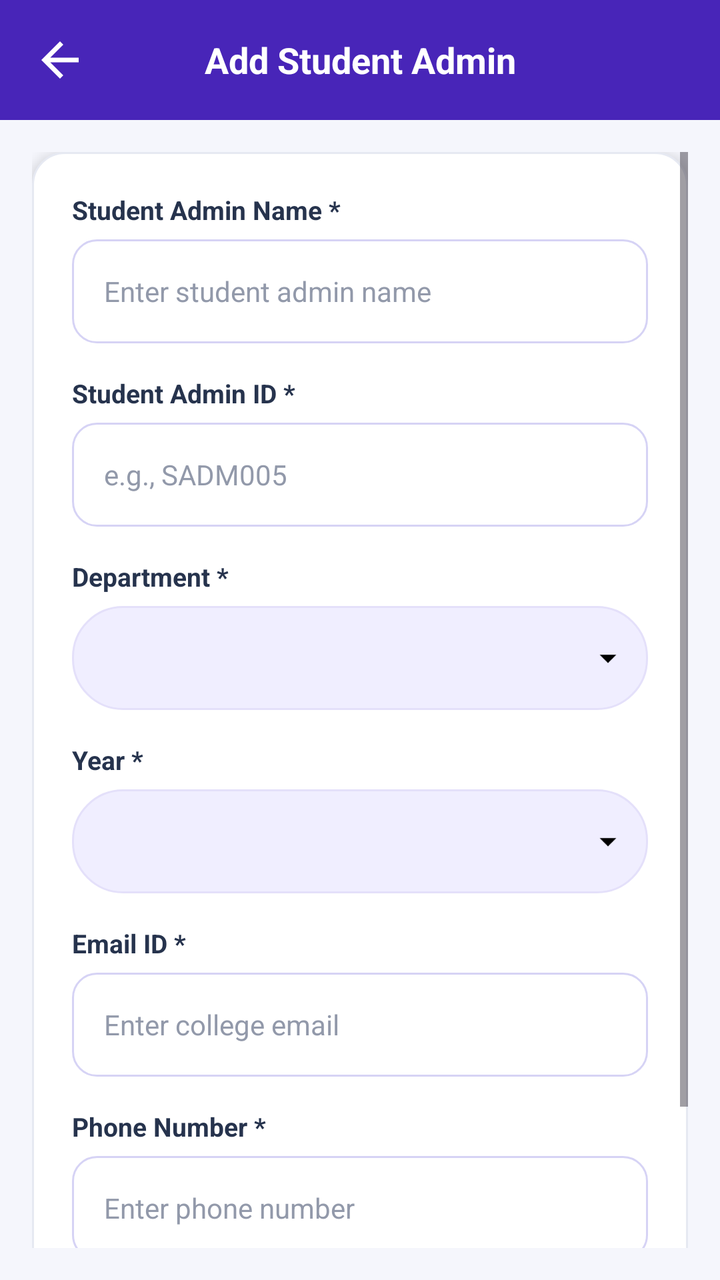
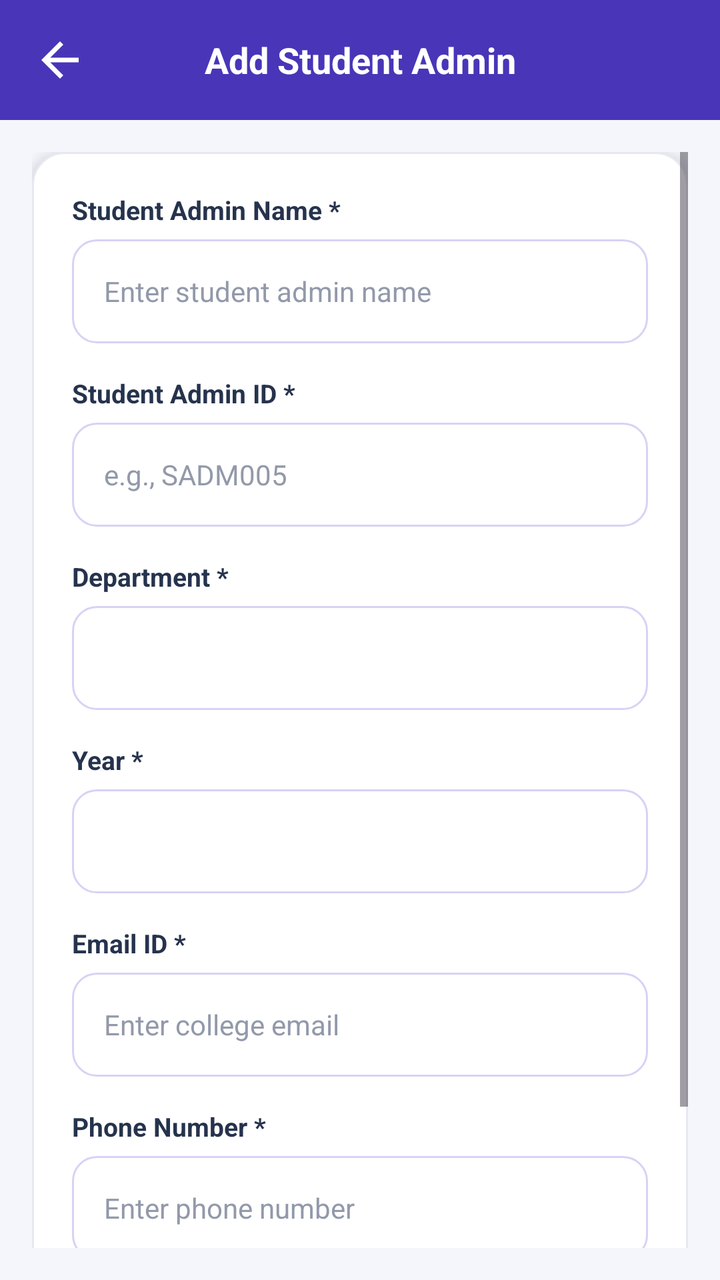

Screens rendered from an Android XML layout before and after an edit, with the pre-edit source and the edit as a unified diff.
<!-- AndroidManifest.xml: application theme Theme.TrackPoint -->
<!-- res/layout/activity_add_student_admin.xml -->
<?xml version="1.0" encoding="utf-8"?>

<LinearLayout xmlns:android="http://schemas.android.com/apk/res/android"
    xmlns:app="http://schemas.android.com/apk/res-auto"
    android:layout_width="match_parent"
    android:layout_height="match_parent"
    android:orientation="vertical"
    android:background="#4825B8"
    android:fitsSystemWindows="true">

    
    <LinearLayout
        android:layout_width="match_parent"
        android:layout_height="60dp"
        android:orientation="horizontal"
        android:gravity="center_vertical"
        android:paddingStart="16dp"
        android:paddingEnd="16dp"
        android:background="#4825B8">

        <ImageView
            android:id="@+id/btnBack"
            android:layout_width="28dp"
            android:layout_height="28dp"
            android:src="@drawable/back_symbol"
            app:tint="#FFFFFF"
            android:contentDescription="Back" />

        <TextView
            android:layout_width="0dp"
            android:layout_height="wrap_content"
            android:layout_weight="1"
            android:text="Add Student Admin"
            android:textColor="#FFFFFF"
            android:textSize="18sp"
            android:textStyle="bold"
            android:gravity="center" />

        <View
            android:layout_width="28dp"
            android:layout_height="28dp" />

    </LinearLayout>

    
    <ScrollView
        android:layout_width="match_parent"
        android:layout_height="0dp"
        android:layout_weight="1"
        android:fillViewport="true"
        android:padding="16dp"
        android:background="#F5F6FC">

        <LinearLayout
            android:layout_width="match_parent"
            android:layout_height="wrap_content"
            android:orientation="vertical"
            android:padding="20dp"
            android:background="@drawable/action_card"
            android:elevation="4dp">

            
            <TextView
                android:layout_width="wrap_content"
                android:layout_height="wrap_content"
                android:text="Student Admin Name *"
                android:textColor="#26334D"
                android:textStyle="bold"
                android:textSize="13sp" />

            <EditText
                android:id="@+id/etAdminName"
                android:layout_width="match_parent"
                android:layout_height="52dp"
                android:layout_marginTop="6dp"
                android:layout_marginBottom="16dp"
                android:background="@drawable/input_box"
                android:paddingStart="16dp"
                android:paddingEnd="16dp"
                android:hint="Enter student admin name"
                android:textColor="#18233F"
                android:textColorHint="#9299AA"
                android:inputType="textPersonName"
                android:textSize="14sp" />

            
            <TextView
                android:layout_width="wrap_content"
                android:layout_height="wrap_content"
                android:text="Student Admin ID *"
                android:textColor="#26334D"
                android:textStyle="bold"
                android:textSize="13sp" />

            <EditText
                android:id="@+id/etAdminId"
                android:layout_width="match_parent"
                android:layout_height="52dp"
                android:layout_marginTop="6dp"
                android:layout_marginBottom="16dp"
                android:background="@drawable/input_box"
                android:paddingStart="16dp"
                android:paddingEnd="16dp"
                android:hint="e.g., SADM005"
                android:textColor="#18233F"
                android:textColorHint="#9299AA"
                android:inputType="textCapCharacters"
                android:textSize="14sp" />

            
            <TextView
                android:layout_width="wrap_content"
                android:layout_height="wrap_content"
                android:text="Department *"
                android:textColor="#26334D"
                android:textStyle="bold"
                android:textSize="13sp" />

            <Spinner
                android:id="@+id/spAdminDepartment"
                android:layout_width="match_parent"
                android:layout_height="52dp"
                android:layout_marginTop="6dp"
                android:layout_marginBottom="16dp"
                android:background="@drawable/spinner_box"
                android:paddingStart="12dp"
                android:paddingEnd="32dp" />

            
            <TextView
                android:layout_width="wrap_content"
                android:layout_height="wrap_content"
                android:text="Year *"
                android:textColor="#26334D"
                android:textStyle="bold"
                android:textSize="13sp" />

            <Spinner
                android:id="@+id/spAdminYear"
                android:layout_width="match_parent"
                android:layout_height="52dp"
                android:layout_marginTop="6dp"
                android:layout_marginBottom="16dp"
                android:background="@drawable/spinner_box"
                android:paddingStart="12dp"
                android:paddingEnd="32dp" />

            
            <TextView
                android:layout_width="wrap_content"
                android:layout_height="wrap_content"
                android:text="Email ID *"
                android:textColor="#26334D"
                android:textStyle="bold"
                android:textSize="13sp" />

            <EditText
                android:id="@+id/etAdminEmail"
                android:layout_width="match_parent"
                android:layout_height="52dp"
                android:layout_marginTop="6dp"
                android:layout_marginBottom="16dp"
                android:background="@drawable/input_box"
                android:paddingStart="16dp"
                android:paddingEnd="16dp"
                android:hint="Enter college email"
                android:textColor="#18233F"
                android:textColorHint="#9299AA"
                android:inputType="textEmailAddress"
                android:textSize="14sp" />

            
            <TextView
                android:layout_width="wrap_content"
                android:layout_height="wrap_content"
                android:text="Phone Number *"
                android:textColor="#26334D"
                android:textStyle="bold"
                android:textSize="13sp" />

            <EditText
                android:id="@+id/etAdminPhone"
                android:layout_width="match_parent"
                android:layout_height="52dp"
                android:layout_marginTop="6dp"
                android:layout_marginBottom="24dp"
                android:background="@drawable/input_box"
                android:paddingStart="16dp"
                android:paddingEnd="16dp"
                android:hint="Enter phone number"
                android:textColor="#18233F"
                android:textColorHint="#9299AA"
                android:inputType="phone"
                android:textSize="14sp" />

            
            <Button
                android:id="@+id/btnSaveAdmin"
                android:layout_width="match_parent"
                android:layout_height="52dp"
                android:text="Save Student Admin"
                android:textColor="#FFFFFF"
                android:textSize="15sp"
                android:textStyle="bold"
                android:textAllCaps="false"
                android:backgroundTint="#4825B8" />

        </LinearLayout>

    </ScrollView>

</LinearLayout>
<!-- resources referenced by this layout -->
<resources>
  <!-- drawable action_card (drawable) -->
  <shape xmlns:android="http://schemas.android.com/apk/res/android">
      <solid android:color="#FFFFFF"/>
      <stroke android:width="1dp" android:color="#E6E9F2"/>
      <corners android:radius="16dp"/>
  </shape>
  <!-- drawable back_symbol (drawable) -->
  <vector xmlns:android="http://schemas.android.com/apk/res/android" android:autoMirrored="true" android:height="24dp" android:tint="#000000" android:viewportHeight="24" android:viewportWidth="24" android:width="24dp">
        
      <path android:fillColor="@android:color/white" android:pathData="M20,11H7.83l5.59,-5.59L12,4l-8,8 8,8 1.41,-1.41L7.83,13H20v-2z"/>
      
  </vector>
  <!-- drawable input_box (drawable) -->
  <?xml version="1.0" encoding="utf-8"?>
  <shape xmlns:android="http://schemas.android.com/apk/res/android"
      android:shape="rectangle">
  
      <solid android:color="#FFFFFF" />
  
      <stroke
          android:width="1dp"
          android:color="#D6D3F5" />
  
      <corners android:radius="12dp" />
  
      <padding
          android:left="12dp"
          android:right="12dp"
          android:top="4dp"
          android:bottom="4dp" />
  
  </shape>
  <!-- drawable spinner_box (drawable) -->
  <?xml version="1.0" encoding="utf-8"?>
  
  <layer-list xmlns:android="http://schemas.android.com/apk/res/android">
      <item android:drawable="@drawable/filter_box" />
      <item
          android:width="20dp"
          android:height="20dp"
          android:gravity="end|center_vertical"
          android:right="10dp"
          android:drawable="@drawable/ic_arrow_drop_down" />
  </layer-list>
  <style name="Theme.TrackPoint" parent="Base.Theme.TrackPoint" />
  <!-- drawable filter_box (drawable) -->
  <shape xmlns:android="http://schemas.android.com/apk/res/android">
      <solid android:color="#F0EEFF"/>
      <stroke android:width="1dp" android:color="#E4E0FA"/>
      <corners android:radius="25dp"/>
  </shape>
  <!-- drawable ic_arrow_drop_down (drawable) -->
  <vector xmlns:android="http://schemas.android.com/apk/res/android" android:height="24dp" android:tint="#000000" android:viewportHeight="24" android:viewportWidth="24" android:width="24dp">
        
      <path android:fillColor="@android:color/white" android:pathData="M7,10l5,5 5,-5z"/>
      
  </vector>
  <style name="Base.Theme.TrackPoint" parent="Theme.Material3.DayNight.NoActionBar">
          
          
      </style>
</resources>

<!-- the commit's change to res/layout/activity_add_student_admin.xml (unified diff, before → after) -->
@@ -5,7 +5,7 @@
     android:layout_width="match_parent"
     android:layout_height="match_parent"
     android:orientation="vertical"
-    android:background="#4825B8"
+    android:background="#4935B8"
     android:fitsSystemWindows="true">
 
     
@@ -16,7 +16,7 @@
         android:gravity="center_vertical"
         android:paddingStart="16dp"
         android:paddingEnd="16dp"
-        android:background="#4825B8">
+        android:background="#4935B8">
 
         <ImageView
             android:id="@+id/btnBack"
@@ -122,9 +122,9 @@
                 android:layout_height="52dp"
                 android:layout_marginTop="6dp"
                 android:layout_marginBottom="16dp"
-                android:background="@drawable/spinner_box"
+                android:background="@drawable/input_box"
                 android:paddingStart="12dp"
-                android:paddingEnd="32dp" />
+                android:paddingEnd="12dp" />
 
             
             <TextView
@@ -141,9 +141,9 @@
                 android:layout_height="52dp"
                 android:layout_marginTop="6dp"
                 android:layout_marginBottom="16dp"
-                android:background="@drawable/spinner_box"
+                android:background="@drawable/input_box"
                 android:paddingStart="12dp"
-                android:paddingEnd="32dp" />
+                android:paddingEnd="12dp" />
 
             
             <TextView
@@ -203,7 +203,8 @@
                 android:textSize="15sp"
                 android:textStyle="bold"
                 android:textAllCaps="false"
-                android:backgroundTint="#4825B8" />
+                android:backgroundTint="#4935B8"
+                app:cornerRadius="12dp" />
 
         </LinearLayout>
 
<!-- resource entries referenced after the edit -->
@@ -32,31 +32,7 @@
           android:bottom="4dp" />
   
   </shape>
-  <!-- drawable spinner_box (drawable) -->
-  <?xml version="1.0" encoding="utf-8"?>
-  
-  <layer-list xmlns:android="http://schemas.android.com/apk/res/android">
-      <item android:drawable="@drawable/filter_box" />
-      <item
-          android:width="20dp"
-          android:height="20dp"
-          android:gravity="end|center_vertical"
-          android:right="10dp"
-          android:drawable="@drawable/ic_arrow_drop_down" />
-  </layer-list>
   <style name="Theme.TrackPoint" parent="Base.Theme.TrackPoint" />
-  <!-- drawable filter_box (drawable) -->
-  <shape xmlns:android="http://schemas.android.com/apk/res/android">
-      <solid android:color="#F0EEFF"/>
-      <stroke android:width="1dp" android:color="#E4E0FA"/>
-      <corners android:radius="25dp"/>
-  </shape>
-  <!-- drawable ic_arrow_drop_down (drawable) -->
-  <vector xmlns:android="http://schemas.android.com/apk/res/android" android:height="24dp" android:tint="#000000" android:viewportHeight="24" android:viewportWidth="24" android:width="24dp">
-        
-      <path android:fillColor="@android:color/white" android:pathData="M7,10l5,5 5,-5z"/>
-      
-  </vector>
   <style name="Base.Theme.TrackPoint" parent="Theme.Material3.DayNight.NoActionBar">
           
           
